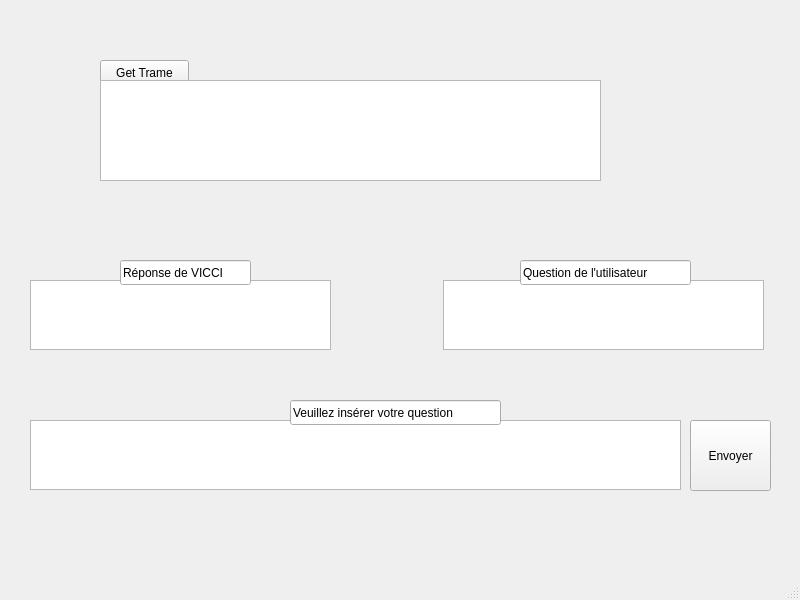
Before: the Qt Designer form VICCI/mainwindow.ui in NicoJouss/MP_SFL_2019_G4_VICCI, drawn with Qt 5.
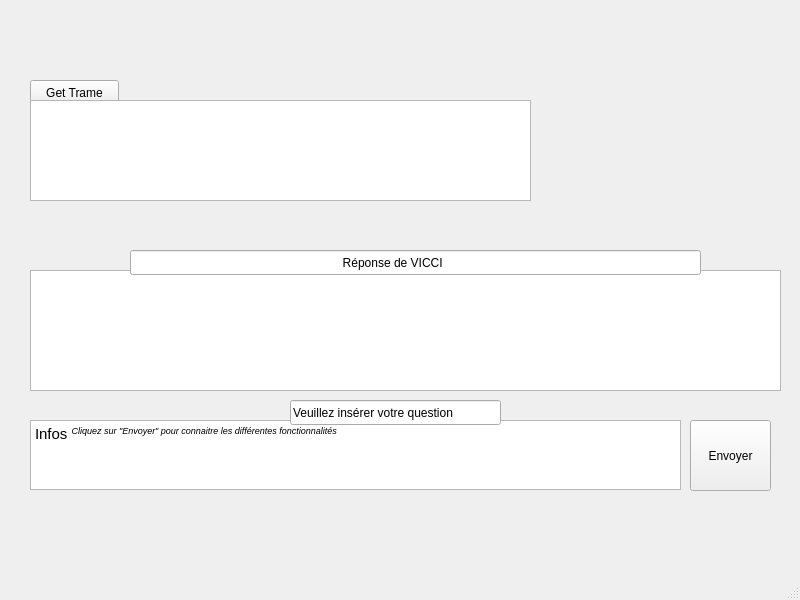
After: the same form once the commit is applied.

```diff
--- a/VICCI/mainwindow.ui
+++ b/VICCI/mainwindow.ui
@@ -17,8 +17,8 @@
    <widget class="QPushButton" name="trameButton">
     <property name="geometry">
      <rect>
-      <x>100</x>
-      <y>60</y>
+      <x>30</x>
+      <y>80</y>
       <width>89</width>
       <height>25</height>
      </rect>
@@ -30,8 +30,8 @@
    <widget class="QPlainTextEdit" name="trameResultat">
     <property name="geometry">
      <rect>
-      <x>100</x>
-      <y>80</y>
+      <x>30</x>
+      <y>100</y>
       <width>501</width>
       <height>101</height>
      </rect>
@@ -44,22 +44,9 @@
     <property name="geometry">
      <rect>
       <x>30</x>
-      <y>280</y>
-      <width>301</width>
-      <height>70</height>
-     </rect>
-    </property>
-    <property name="readOnly">
-     <bool>true</bool>
-    </property>
-   </widget>
-   <widget class="QPlainTextEdit" name="QuestionUser">
-    <property name="geometry">
-     <rect>
-      <x>443</x>
-      <y>280</y>
-      <width>321</width>
-      <height>70</height>
+      <y>270</y>
+      <width>751</width>
+      <height>121</height>
      </rect>
     </property>
     <property name="readOnly">
@@ -75,34 +62,25 @@
       <height>70</height>
      </rect>
     </property>
+    <property name="html">
+     <string>&lt;!DOCTYPE HTML PUBLIC &quot;-//W3C//DTD HTML 4.0//EN&quot; &quot;http://www.w3.org/TR/REC-html40/strict.dtd&quot;&gt;
+&lt;html&gt;&lt;head&gt;&lt;meta name=&quot;qrichtext&quot; content=&quot;1&quot; /&gt;&lt;style type=&quot;text/css&quot;&gt;
+p, li { white-space: pre-wrap; }
+&lt;/style&gt;&lt;/head&gt;&lt;body style=&quot; font-family:'Ubuntu'; font-size:11pt; font-weight:400; font-style:normal;&quot;&gt;
+&lt;p style=&quot; margin-top:0px; margin-bottom:0px; margin-left:0px; margin-right:0px; -qt-block-indent:0; text-indent:0px;&quot;&gt;Infos &lt;span style=&quot; font-style:italic; vertical-align:super;&quot;&gt;Cliquez sur &amp;quot;Envoyer&amp;quot; pour connaitre les différentes fonctionnalités &lt;/span&gt;&lt;/p&gt;&lt;/body&gt;&lt;/html&gt;</string>
+    </property>
    </widget>
    <widget class="QLineEdit" name="lineEdit">
     <property name="geometry">
      <rect>
-      <x>120</x>
-      <y>260</y>
-      <width>131</width>
+      <x>130</x>
+      <y>250</y>
+      <width>571</width>
       <height>25</height>
      </rect>
     </property>
     <property name="text">
-     <string>Réponse de VICCI</string>
-    </property>
-    <property name="readOnly">
-     <bool>true</bool>
-    </property>
-   </widget>
-   <widget class="QLineEdit" name="lineEdit_2">
-    <property name="geometry">
-     <rect>
-      <x>520</x>
-      <y>260</y>
-      <width>171</width>
-      <height>25</height>
-     </rect>
-    </property>
-    <property name="text">
-     <string>Question de l'utilisateur</string>
+     <string>                                                               Réponse de VICCI</string>
     </property>
     <property name="readOnly">
      <bool>true</bool>
```
